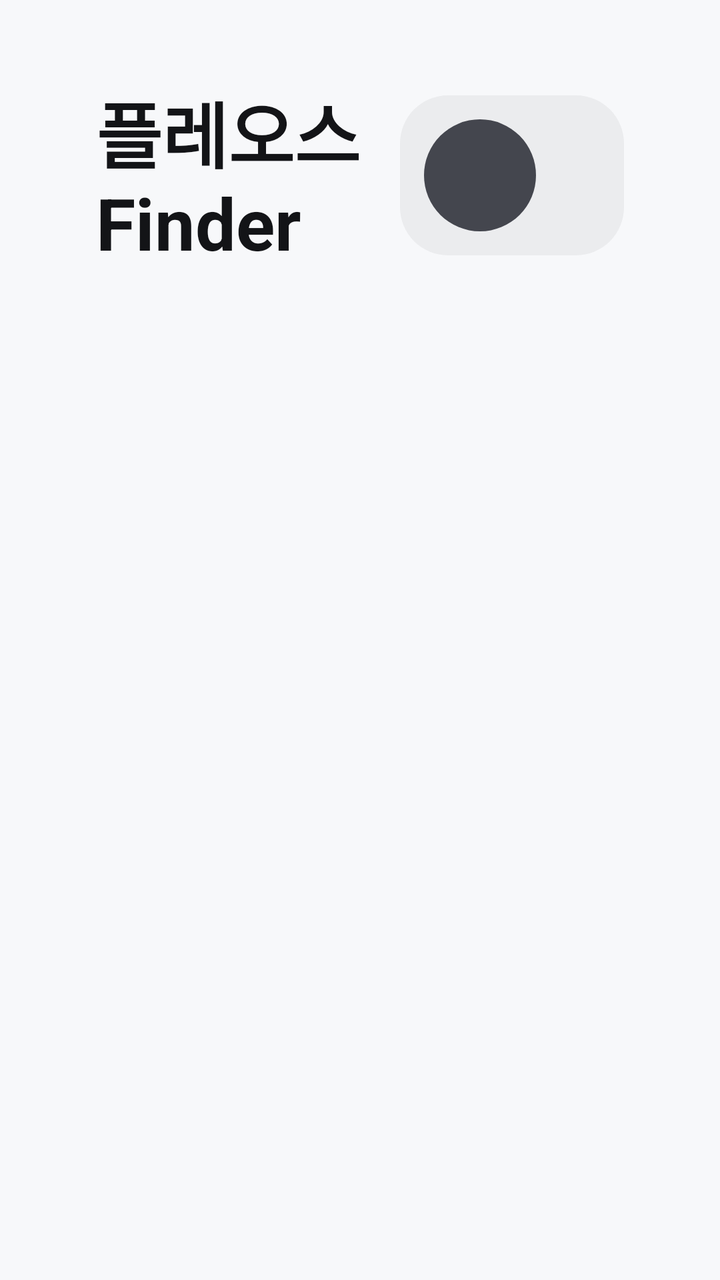
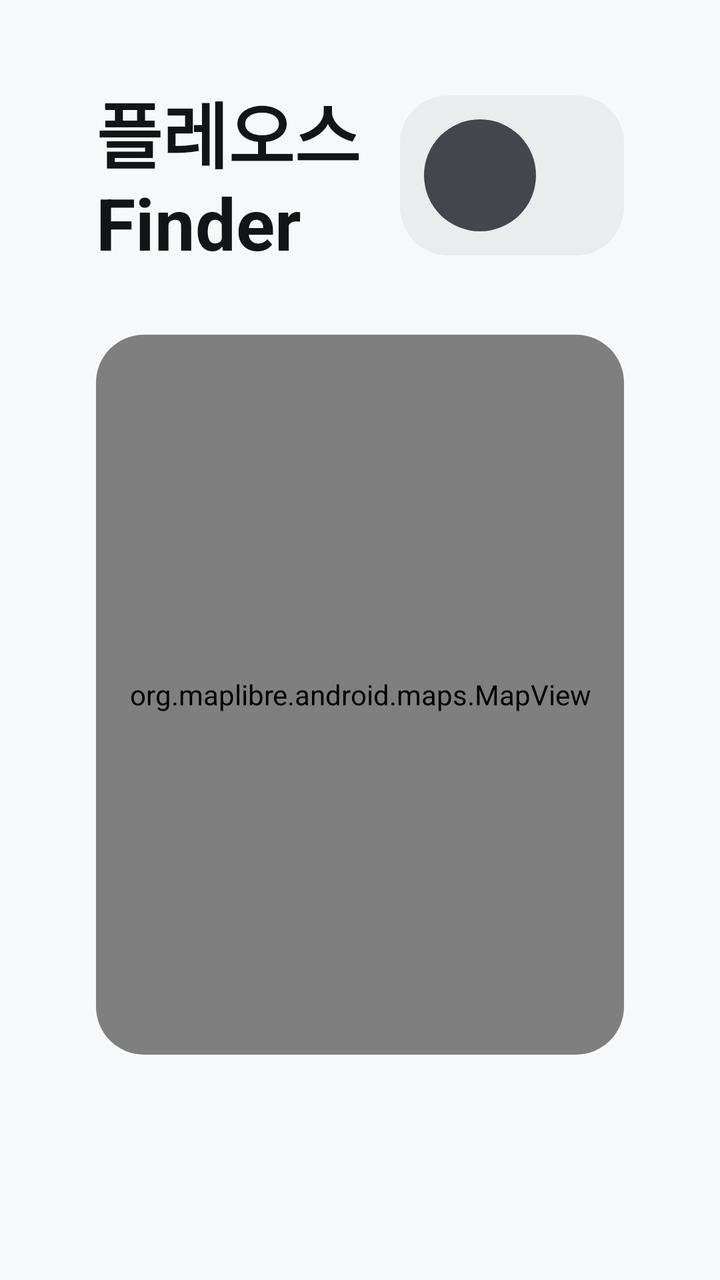

Compare the two renders of this Android layout. The source of the first and the diff that turns it into the second are given below.
<!-- AndroidManifest.xml: application theme Theme.PleosFinder -->
<!-- res/layout/activity_main.xml -->
<?xml version="1.0" encoding="utf-8"?>
<FrameLayout xmlns:android="http://schemas.android.com/apk/res/android"
    xmlns:app="http://schemas.android.com/apk/res-auto"
    android:layout_width="match_parent"
    android:layout_height="match_parent"
    android:background="@color/pleos_background_primary">

    <LinearLayout
        android:layout_width="match_parent"
        android:layout_height="match_parent"
        android:orientation="vertical"
        android:paddingStart="48dp"
        android:paddingTop="40dp"
        android:paddingEnd="48dp"
        android:paddingBottom="40dp">

        <LinearLayout
            android:layout_width="match_parent"
            android:layout_height="wrap_content"
            android:gravity="center_vertical"
            android:orientation="horizontal">

            <TextView
                android:layout_width="0dp"
                android:layout_height="wrap_content"
                android:layout_weight="1"
                android:text="@string/app_title"
                android:textAppearance="@style/TextAppearance.Pleos.Title" />

            
            <LinearLayout
                android:id="@+id/profileChip"
                android:layout_width="wrap_content"
                android:layout_height="80dp"
                android:background="@drawable/pleos_bg_button_basic"
                android:gravity="center_vertical"
                android:orientation="horizontal"
                android:paddingStart="12dp"
                android:paddingEnd="28dp"
                android:stateListAnimator="@animator/pleos_press_scale">

                <TextView
                    android:id="@+id/profileAvatar"
                    android:layout_width="56dp"
                    android:layout_height="56dp"
                    android:background="@drawable/pleos_bg_avatar"
                    android:backgroundTint="@color/pleos_button_filled_enabled"
                    android:gravity="center"
                    android:textAppearance="@style/TextAppearance.Pleos.Label"
                    android:textColor="@color/pleos_text_on_filled"
                    android:textStyle="bold" />

                <TextView
                    android:id="@+id/profileName"
                    android:layout_width="wrap_content"
                    android:layout_height="wrap_content"
                    android:layout_marginStart="16dp"
                    android:textAppearance="@style/TextAppearance.Pleos.Label"
                    android:textColor="@color/pleos_text_primary" />
            </LinearLayout>
        </LinearLayout>

        
        <LinearLayout
            android:id="@+id/pickupStrip"
            android:layout_width="match_parent"
            android:layout_height="wrap_content"
            android:layout_marginTop="24dp"
            android:background="@drawable/pleos_bg_card"
            android:gravity="center_vertical"
            android:orientation="horizontal"
            android:paddingStart="40dp"
            android:paddingTop="24dp"
            android:paddingEnd="24dp"
            android:paddingBottom="24dp"
            android:visibility="gone">

            <com.google.android.material.progressindicator.CircularProgressIndicator
                android:id="@+id/pickupProgress"
                android:layout_width="wrap_content"
                android:layout_height="wrap_content"
                android:layout_marginEnd="24dp"
                android:indeterminate="true"
                android:visibility="gone"
                app:indicatorColor="@color/pleos_text_tertiary"
                app:indicatorSize="48dp"
                app:trackThickness="6dp" />

            <LinearLayout
                android:layout_width="0dp"
                android:layout_height="wrap_content"
                android:layout_weight="1"
                android:orientation="vertical">

                <TextView
                    android:id="@+id/pickupHeadline"
                    android:layout_width="wrap_content"
                    android:layout_height="wrap_content"
                    android:textAppearance="@style/TextAppearance.Pleos.Title" />

                <TextView
                    android:id="@+id/pickupDetail"
                    android:layout_width="wrap_content"
                    android:layout_height="wrap_content"
                    android:layout_marginTop="4dp"
                    android:textAppearance="@style/TextAppearance.Pleos.BodySmall" />
            </LinearLayout>

            <LinearLayout
                android:id="@+id/pickupMetrics"
                android:layout_width="wrap_content"
                android:layout_height="wrap_content"
                android:orientation="horizontal"
                android:visibility="gone">

                <LinearLayout
                    android:layout_width="wrap_content"
                    android:layout_height="wrap_content"
                    android:minWidth="180dp"
                    android:orientation="vertical">

                    <TextView
                        android:id="@+id/remainDistance"
                        android:layout_width="wrap_content"
                        android:layout_height="wrap_content"
                        android:textAppearance="@style/TextAppearance.Pleos.Title" />

                    <TextView
                        android:layout_width="wrap_content"
                        android:layout_height="wrap_content"
                        android:text="@string/label_remain_distance"
                        android:textAppearance="@style/TextAppearance.Pleos.Label" />
                </LinearLayout>

                <LinearLayout
                    android:layout_width="wrap_content"
                    android:layout_height="wrap_content"
                    android:minWidth="180dp"
                    android:orientation="vertical">

                    <TextView
                        android:id="@+id/remainTime"
                        android:layout_width="wrap_content"
                        android:layout_height="wrap_content"
                        android:textAppearance="@style/TextAppearance.Pleos.Title" />

                    <TextView
                        android:layout_width="wrap_content"
                        android:layout_height="wrap_content"
                        android:text="@string/label_remain_time"
                        android:textAppearance="@style/TextAppearance.Pleos.Label" />
                </LinearLayout>
            </LinearLayout>

            <Button
                android:id="@+id/pickupActionButton"
                style="@style/Widget.Pleos.Button.Basic"
                android:layout_width="wrap_content"
                android:layout_height="wrap_content"
                android:layout_marginStart="24dp" />
        </LinearLayout>

        
        <LinearLayout
            android:id="@+id/contentRow"
            android:layout_width="match_parent"
            android:layout_height="0dp"
            android:layout_weight="1"
            android:orientation="horizontal">

            <ScrollView
                android:layout_width="0dp"
                android:layout_height="match_parent"
                android:layout_weight="1"
                android:scrollbars="none">

                <LinearLayout
                    android:id="@+id/listContainer"
                    android:layout_width="match_parent"
                    android:layout_height="wrap_content"
                    android:orientation="vertical" />
            </ScrollView>

                
                <LinearLayout
                    android:id="@+id/groupPanel"
                    style="@style/Widget.Pleos.Card"
                    android:layout_width="0dp"
                    android:layout_height="match_parent"
                    android:layout_marginStart="32dp"
                    android:layout_marginTop="32dp"
                    android:layout_weight="1"
                    android:visibility="gone">

                    <LinearLayout
                        android:layout_width="match_parent"
                        android:layout_height="wrap_content"
                        android:gravity="center_vertical"
                        android:orientation="horizontal">

                        <TextView
                            android:id="@+id/groupName"
                            android:layout_width="0dp"
                            android:layout_height="wrap_content"
                            android:layout_weight="1"
                            android:textAppearance="@style/TextAppearance.Pleos.Headline" />

                        <Button
                            android:id="@+id/groupRenameButton"
                            style="@style/Widget.Pleos.Button.Basic"
                            android:layout_width="wrap_content"
                            android:layout_height="wrap_content"
                            android:layout_marginEnd="16dp"
                            android:text="@string/action_rename"
                            android:visibility="gone" />

                        <Button
                            android:id="@+id/groupCloseButton"
                            style="@style/Widget.Pleos.Button.Basic"
                            android:layout_width="wrap_content"
                            android:layout_height="wrap_content"
                            android:text="@string/action_close" />
                    </LinearLayout>

                    <ScrollView
                        android:layout_width="match_parent"
                        android:layout_height="0dp"
                        android:layout_marginTop="16dp"
                        android:layout_weight="1"
                        android:scrollbars="none">

                        <LinearLayout
                            android:id="@+id/groupMembers"
                            android:layout_width="match_parent"
                            android:layout_height="wrap_content"
                            android:orientation="vertical" />
                    </ScrollView>

                    
                    <LinearLayout
                        android:id="@+id/groupInviteBox"
                        android:layout_width="match_parent"
                        android:layout_height="wrap_content"
                        android:layout_marginTop="16dp"
                        android:orientation="horizontal"
                        android:visibility="gone">

                        <Button
                            android:id="@+id/groupAcceptButton"
                            style="@style/Widget.Pleos.Button.Filled"
                            android:layout_width="0dp"
                            android:layout_height="wrap_content"
                            android:layout_weight="1"
                            android:text="@string/action_join_group" />

                        <Button
                            android:id="@+id/groupDeclineButton"
                            style="@style/Widget.Pleos.Button.Basic"
                            android:layout_width="0dp"
                            android:layout_height="wrap_content"
                            android:layout_marginStart="24dp"
                            android:layout_weight="1"
                            android:text="@string/action_decline" />
                    </LinearLayout>

                    
                    <LinearLayout
                        android:id="@+id/groupShareBox"
                        android:layout_width="match_parent"
                        android:layout_height="wrap_content"
                        android:layout_marginTop="16dp"
                        android:orientation="vertical">

                        <TextView
                            android:id="@+id/groupShareTitle"
                            android:layout_width="wrap_content"
                            android:layout_height="wrap_content"
                            android:textAppearance="@style/TextAppearance.Pleos.Label" />

                        <LinearLayout
                            android:layout_width="match_parent"
                            android:layout_height="wrap_content"
                            android:layout_marginTop="12dp"
                            android:gravity="center_vertical"
                            android:orientation="horizontal">

                            <RadioGroup
                                android:id="@+id/groupShareGroup"
                                android:layout_width="0dp"
                                android:layout_height="@dimen/pleos_segment_height"
                                android:layout_weight="1"
                                android:background="@drawable/pleos_bg_segment_container"
                                android:orientation="horizontal"
                                android:padding="@dimen/pleos_segment_inset">

                                <RadioButton
                                    android:id="@+id/groupShareAlways"
                                    style="@style/Widget.Pleos.Segment"
                                    android:text="@string/permission_always" />

                                <RadioButton
                                    android:id="@+id/groupShareTemporary"
                                    style="@style/Widget.Pleos.Segment"
                                    android:text="@string/permission_temporary" />

                                <RadioButton
                                    android:id="@+id/groupShareOff"
                                    style="@style/Widget.Pleos.Segment"
                                    android:text="@string/permission_off" />
                            </RadioGroup>

                            <Button
                                android:id="@+id/groupExtendButton"
                                style="@style/Widget.Pleos.Button.Basic"
                                android:layout_width="wrap_content"
                                android:layout_height="wrap_content"
                                android:layout_marginStart="24dp"
                                android:text="@string/action_extend_30" />
                        </LinearLayout>

                        <TextView
                            android:id="@+id/groupShareDetail"
                            android:layout_width="match_parent"
                            android:layout_height="wrap_content"
                            android:layout_marginTop="12dp"
                            android:textAppearance="@style/TextAppearance.Pleos.BodySmall" />

                        <Button
                            android:id="@+id/groupInviteButton"
                            style="@style/Widget.Pleos.Button.Basic"
                            android:layout_width="match_parent"
                            android:layout_height="wrap_content"
                            android:layout_marginTop="24dp"
                            android:text="@string/action_invite_from_contacts" />
                    </LinearLayout>
                </LinearLayout>
        </LinearLayout>
    </LinearLayout>

    <TextView
        android:id="@+id/toast"
        style="@style/Widget.Pleos.Toast"
        android:layout_width="wrap_content"
        android:layout_height="wrap_content"
        android:layout_gravity="bottom|center_horizontal"
        android:layout_margin="@dimen/pleos_toast_margin"
        android:visibility="gone" />

</FrameLayout>
<!-- resources referenced by this layout -->
<resources>
  <color name="pleos_background_primary">@color/pleos_basic_50</color>
  <color name="pleos_button_filled_enabled">@color/pleos_basic_600</color>
  <color name="pleos_text_on_filled">#FFFFFFFF</color>
  <color name="pleos_text_primary">#FF131417</color>
  <color name="pleos_text_tertiary">#A3131417</color>
  <dimen name="pleos_segment_height">100dp</dimen>
  <dimen name="pleos_segment_inset">8dp</dimen>
  <dimen name="pleos_toast_margin">24dp</dimen>
  <!-- drawable pleos_bg_avatar (drawable) -->
  <?xml version="1.0" encoding="utf-8"?>
  <shape xmlns:android="http://schemas.android.com/apk/res/android" android:shape="oval">
      <solid android:color="@color/pleos_surface_high" />
  </shape>
  <string name="action_close">닫기</string>
  <string name="action_decline">거절</string>
  <string name="action_extend_30">+30분</string>
  <string name="action_invite_from_contacts">연락처에서 초대</string>
  <string name="action_join_group">그룹 참여</string>
  <string name="action_rename">이름 변경</string>
  <string name="app_title">플레오스 Finder</string>
  <string name="label_remain_distance">남은 거리</string>
  <string name="label_remain_time">도착까지</string>
  <string name="permission_always">항상 허용</string>
  <string name="permission_off">끄기</string>
  <string name="permission_temporary">일시적 허용</string>
  <style name="TextAppearance.Pleos.Label" parent="">
          <item name="android:textSize">@dimen/pleos_text_label</item>
          <item name="android:textColor">@color/pleos_text_tertiary</item>
      </style>
  <style name="TextAppearance.Pleos.Title" parent="">
          <item name="android:textSize">@dimen/pleos_text_title</item>
          <item name="android:textStyle">bold</item>
          <item name="android:textColor">@color/pleos_text_primary</item>
      </style>
  <style name="Widget.Pleos.Card" parent="">
          <item name="android:background">@drawable/pleos_bg_card</item>
          <item name="android:padding">@dimen/pleos_card_padding</item>
          <item name="android:orientation">vertical</item>
      </style>
  <color name="pleos_basic_50">#F7F8FA</color>
  <color name="pleos_basic_600">#44464E</color>
  <color name="pleos_surface_high">@color/pleos_basic_100</color>
  <color name="pleos_button_disabled">#0D131417</color>
  <dimen name="pleos_button_radius_medium">24dp</dimen>
  <color name="pleos_button_basic_pressed">#1A131417</color>
  <color name="pleos_button_basic_enabled">#0D131417</color>
  <color name="pleos_surface_basic">@color/pleos_basic_00</color>
  <dimen name="pleos_card_radius">24dp</dimen>
  <dimen name="pleos_segment_radius">50dp</dimen>
  <dimen name="pleos_text_body_small">26sp</dimen>
  <dimen name="pleos_text_headline">48sp</dimen>
  <dimen name="pleos_text_label">24sp</dimen>
  <dimen name="pleos_text_title">36sp</dimen>
  <dimen name="pleos_button_height_medium">80dp</dimen>
  <dimen name="pleos_button_height_large">100dp</dimen>
  <dimen name="pleos_card_padding">40dp</dimen>
  <color name="pleos_toast_text">#FFFFFFFF</color>
  <dimen name="pleos_toast_padding_horizontal">40dp</dimen>
  <dimen name="pleos_toast_padding_vertical">24dp</dimen>
  <dimen name="pleos_toast_max_width">792dp</dimen>
  <color name="pleos_basic_700">#313236</color>
  <color name="pleos_informative_active">#02C265</color>
  <color name="pleos_basic_00">#FFFFFF</color>
  <color name="pleos_text_secondary">#D6131417</color>
  <color name="pleos_basic_100">#EDEEF2</color>
  <dimen name="pleos_button_radius_large">32dp</dimen>
  <color name="pleos_button_filled_pressed">@color/pleos_basic_700</color>
  <color name="pleos_segment_selected">@color/pleos_basic_00</color>
  <dimen name="pleos_segment_item_radius">42dp</dimen>
  <color name="pleos_toast_background">#D6131417</color>
  <dimen name="pleos_toast_radius">16dp</dimen>
  <style name="Pleos.DialogTitle" parent="">
          <item name="android:textAppearance">@style/TextAppearance.Pleos.TitleSmall</item>
      </style>
  <dimen name="pleos_text_body">28sp</dimen>
  <dimen name="pleos_text_title_small">32sp</dimen>
  <!-- unchanged entries left out for length: 16 -->
</resources>

<!-- the commit's change to res/layout/activity_main.xml (unified diff, before → after) -->
@@ -175,10 +175,31 @@
                 android:scrollbars="none">
 
                 <LinearLayout
-                    android:id="@+id/listContainer"
                     android:layout_width="match_parent"
                     android:layout_height="wrap_content"
-                    android:orientation="vertical" />
+                    android:orientation="vertical">
+
+                    
+                    <FrameLayout
+                        android:id="@+id/mapCard"
+                        android:layout_width="match_parent"
+                        android:layout_height="360dp"
+                        android:layout_marginTop="32dp"
+                        android:background="@drawable/pleos_bg_card"
+                        android:clipToOutline="true">
+
+                        <org.maplibre.android.maps.MapView
+                            android:id="@+id/mapView"
+                            android:layout_width="match_parent"
+                            android:layout_height="match_parent" />
+                    </FrameLayout>
+
+                    <LinearLayout
+                        android:id="@+id/listContainer"
+                        android:layout_width="match_parent"
+                        android:layout_height="wrap_content"
+                        android:orientation="vertical" />
+                </LinearLayout>
             </ScrollView>
 
                 
